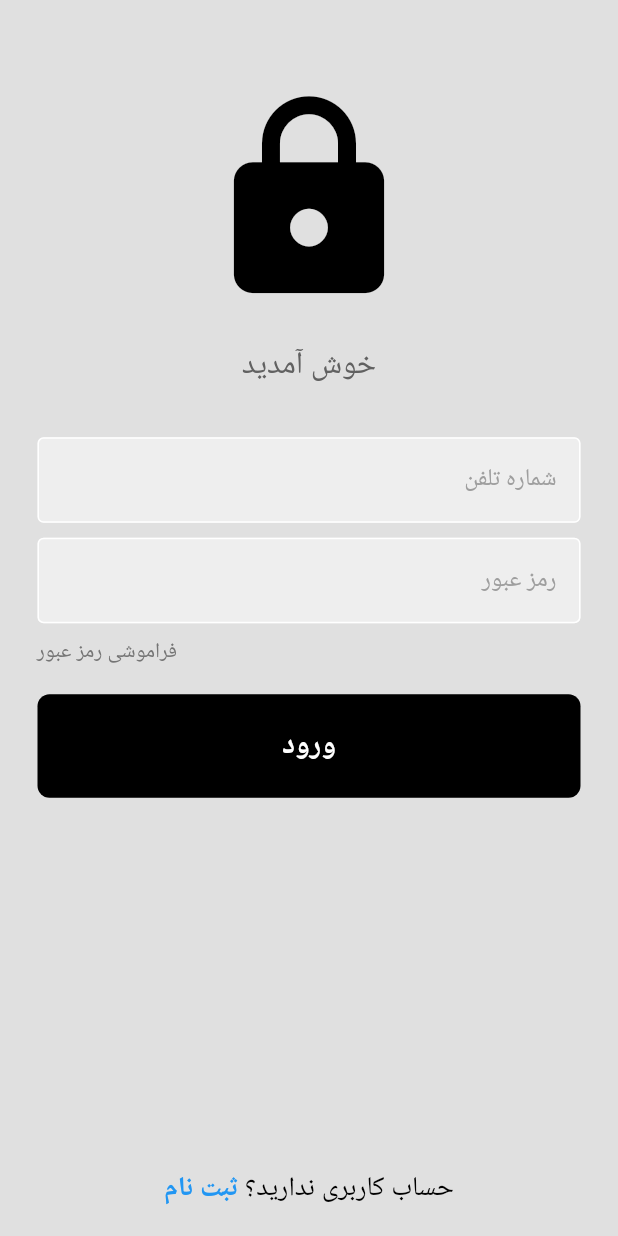
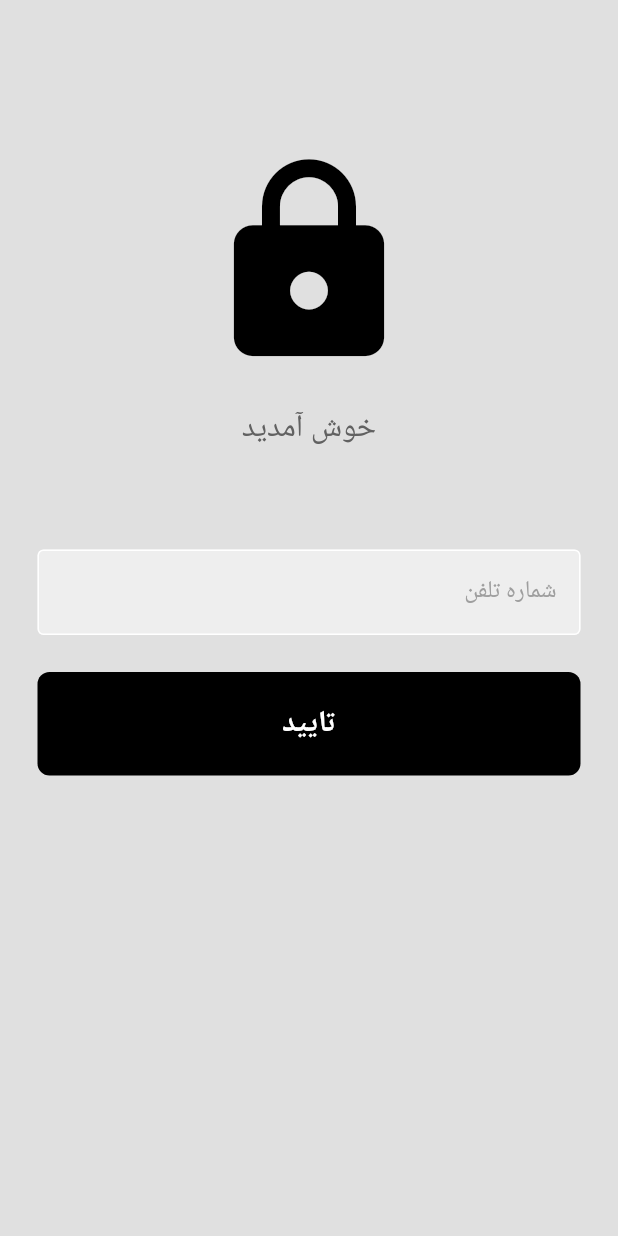
Before and after one commit to parsashu/fitness-app-flutter, a Flutter app: the LoginPage screen opened directly with empty values, on a phone screen of 412 x 824 dp. Run offline on Flutter 3.47's test engine with Material 3 defaults, Android fonts, the phone set to English and light mode, and no system bars; our stand-ins replace firebase_auth, firebase_core, go_router, google_nav_bar, introduction_screen, shared_preferences; accounts and stored records are empty.

```diff
--- a/lib/main.dart
+++ b/lib/main.dart
@@ -1,6 +1,7 @@
 import 'package:flutter/material.dart';
 import 'package:improwave/pages/auth_page.dart';
-// import 'package:improwave/pages/verify_page.dart';
+import 'package:improwave/pages/main_page.dart';
+import 'package:improwave/pages/verify_page.dart';
 import 'package:improwave/pages/home_page.dart';
 // import 'package:improwave/routing/routes.dart';
 import 'package:improwave/themes/theme_provider.dart';
@@ -41,8 +42,9 @@ class MainApp extends StatelessWidget {
           return Consumer<ThemeProvider>(
             builder: (context, themeProvider, child) {
               return MaterialApp(
-                  home: const AuthPage(),
+                  // home: const AuthPage(),
                   // home: const VerifyPage(),
+                  home: const MainPage(),
                   theme: Provider.of<ThemeProvider>(context).themeData,
                   routes: {
                     '/home': (context) => const HomePage(),
--- a/lib/pages/login_page.dart
+++ b/lib/pages/login_page.dart
@@ -99,7 +99,7 @@ class _LoginPageState extends State<LoginPage> {
                   ),
                 ),
 
-                SizedBox(height: screenHeight * 0.04),
+                SizedBox(height: screenHeight * 0.08),
 
                 // Error message
                 if (_errorMessage.isNotEmpty)
@@ -129,66 +129,15 @@ class _LoginPageState extends State<LoginPage> {
                   obscureText: false,
                 ),
 
-                SizedBox(height: screenHeight * 0.012),
-
-                // pw textfield
-                MyTextfield(
-                  controller: passwordController,
-                  hintText: 'رمز عبور',
-                  obscureText: true,
-                ),
-
-                SizedBox(height: screenHeight * 0.012),
-
-                // forgot password?
-                Padding(
-                  padding: EdgeInsets.symmetric(horizontal: screenWidth * 0.06),
-                  child: Row(
-                    mainAxisAlignment: MainAxisAlignment.start,
-                    children: [
-                      Text(
-                        'فراموشی رمز عبور',
-                        style: TextStyle(
-                          color: Theme.of(context)
-                              .colorScheme
-                              .onTertiaryFixedVariant,
-                        ),
-                      ),
-                    ],
-                  ),
-                ),
-
-                SizedBox(height: screenHeight * 0.02),
+                SizedBox(height: screenHeight * 0.03),
 
                 // login button
                 MyButton(
                   onTap: signUserIn,
-                  text: 'ورود',
+                  text: 'تایید',
                 ),
 
                 SizedBox(height: screenHeight * 0.3),
-
-                // register
-                Row(
-                  mainAxisAlignment: MainAxisAlignment.center,
-                  children: [
-                    GestureDetector(
-                      onTap: widget.onTap,
-                      child: Text(
-                        'ثبت نام',
-                        style: TextStyle(
-                            color: Theme.of(context).colorScheme.onTertiary,
-                            fontWeight: FontWeight.bold,
-                            fontSize: 18),
-                      ),
-                    ),
-                    SizedBox(width: screenWidth * 0.01),
-                    const Text(
-                      'حساب کاربری ندارید؟',
-                      style: TextStyle(fontSize: 18),
-                    ),
-                  ],
-                )
               ],
             ),
           ),
--- a/lib/pages/main_page.dart
+++ b/lib/pages/main_page.dart
@@ -4,7 +4,6 @@ import 'package:improwave/components/nav_bar.dart';
 import 'package:improwave/pages/search_page.dart';
 import 'package:improwave/pages/home_page.dart';
 import 'package:improwave/pages/profile_page.dart';
-import 'package:improwave/pages/settings_page.dart';
 
 class MainPage extends StatefulWidget {
   const MainPage({super.key});
@@ -14,7 +13,6 @@ class MainPage extends StatefulWidget {
 }
 
 class _MainPageState extends State<MainPage> {
-  final user = FirebaseAuth.instance.currentUser!;
 
   // sign user out method
   void signUserOut() {
@@ -29,7 +27,6 @@ class _MainPageState extends State<MainPage> {
     const HomePage(),
     const SearchPage(),
     const ProfilePage(),
-    const SettingsPage(),
   ];
 
   // Handle index change from NavBar
@@ -43,7 +40,6 @@ class _MainPageState extends State<MainPage> {
   Widget build(BuildContext context) {
     return Scaffold(
       appBar: AppBar(
-        title: const Text('Improwave'),
         actions: [
           IconButton(onPressed: signUserOut, icon: const Icon(Icons.logout))
         ],
--- a/lib/pages/search_page.dart
+++ b/lib/pages/search_page.dart
@@ -1,4 +1,5 @@
 import 'package:flutter/material.dart';
+import 'package:improwave/components/search_bar.dart';
 
 class SearchPage extends StatefulWidget {
   const SearchPage({super.key});
@@ -10,6 +11,6 @@ class SearchPage extends StatefulWidget {
 class _SearchPageState extends State<SearchPage> {
   @override
   Widget build(BuildContext context) {
-    return const Text('Search');
+    return const MySearchBar();
   }
 }
--- a/lib/pages/verify_page.dart
+++ b/lib/pages/verify_page.dart
@@ -98,7 +98,7 @@ class _VerifyPageState extends State<VerifyPage> {
                   ),
                 ),
 
-                const SizedBox(height: 60),
+                const SizedBox(height: 90),
 
                 // Code textfields
                 const Padding(
@@ -114,10 +114,10 @@ class _VerifyPageState extends State<VerifyPage> {
                   ),
                 ),
 
-                const SizedBox(height: 70),
+                const SizedBox(height: 40),
 
                 // verify button
-                MyButton(onTap: () {}, text: 'ثبت نام'),
+                MyButton(onTap: () {}, text: 'ورود'),
 
                 const SizedBox(height: 260),
 
--- a/lib/routing/routes.dart
+++ b/lib/routing/routes.dart
@@ -4,7 +4,6 @@ import 'package:improwave/pages/search_page.dart';
 import 'package:improwave/pages/home_page.dart';
 import 'package:improwave/introduction/pages.dart';
 import 'package:improwave/pages/profile_page.dart';
-import 'package:improwave/pages/settings_page.dart';
 
 class MyRoutes extends StatelessWidget {
   final bool introSeen;
@@ -33,7 +32,7 @@ class MyRoutes extends StatelessWidget {
         ),
         GoRoute(
           path: '/settings',
-          builder: (context, state) => const SettingsPage(),
+          builder: (context, state) => const ProfilePage(),
         ),
       ],
     );
```
Also changed, not shown: lib/components/nav_bar.dart (+5 -9 lines), lib/components/search_bar.dart (added, +10 -0 lines), lib/pages/profile_page.dart (+39 -1 lines), lib/pages/settings_page.dart (deleted, +0 -50 lines).
